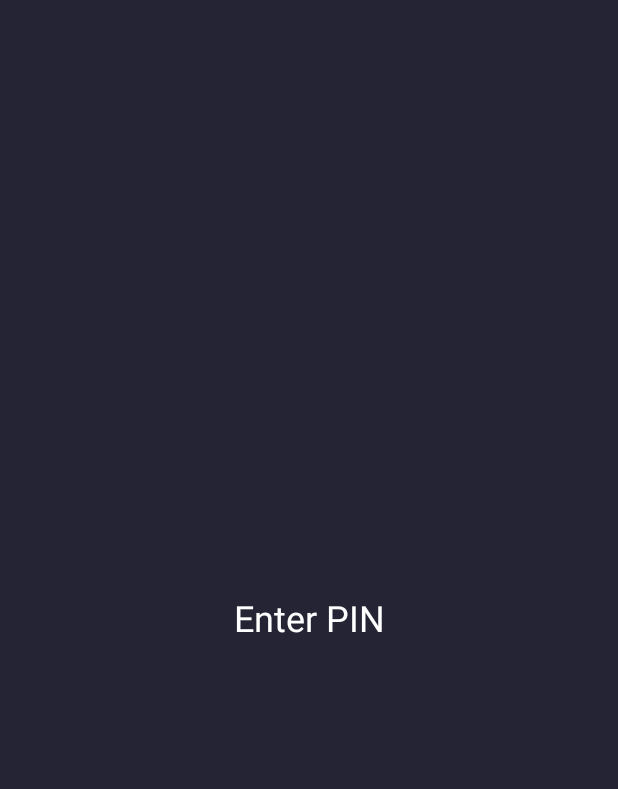
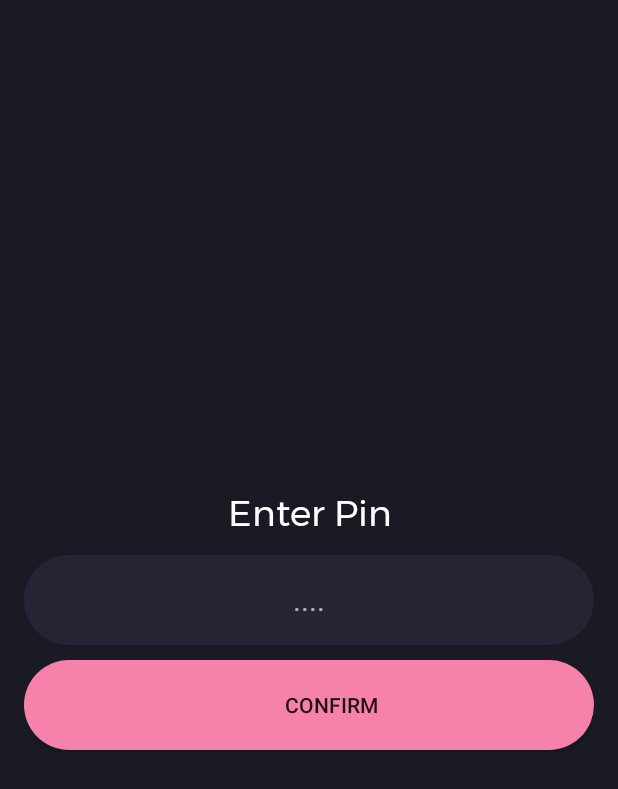
Before and after one commit to ghulamrasuldev/virtuous-voice, an Android app: the screen it shows after launch (CreatePin), on a phone screen of 412 x 824 dp. Before the commit the part shown is almost empty. Shown: the top 789 px of the screen. Run offline under Robolectric (Android 15) with nearby library versions, the phone set to English and light mode, and no system bars.

Commit message:
created "create pin" screen

```diff
--- a/app/build.gradle
+++ b/app/build.gradle
@@ -1,6 +1,7 @@
 plugins {
     id 'com.android.application'
     id 'kotlin-android'
+    id 'kotlin-android-extensions'
 }
 
 android {
--- a/app/src/main/AndroidManifest.xml
+++ b/app/src/main/AndroidManifest.xml
@@ -9,6 +9,9 @@
         android:roundIcon="@mipmap/ic_launcher_round"
         android:supportsRtl="true"
         android:theme="@style/Theme.VirtuousVoice">
+        <activity
+            android:name=".DeviceAdminPolicy"
+            android:exported="true" />
         <activity
             android:name=".CreatePin"
             android:exported="true" />
--- a/app/src/main/java/com/example/virtuousvoice/CreatePin.kt
+++ b/app/src/main/java/com/example/virtuousvoice/CreatePin.kt
@@ -1,11 +1,17 @@
 package com.example.virtuousvoice
 
+import android.content.Intent
 import androidx.appcompat.app.AppCompatActivity
 import android.os.Bundle
+import kotlinx.android.synthetic.main.activity_create_pin.*
 
 class CreatePin : AppCompatActivity() {
     override fun onCreate(savedInstanceState: Bundle?) {
         super.onCreate(savedInstanceState)
         setContentView(R.layout.activity_create_pin)
+
+        _btn_confirm_pin.setOnClickListener{
+            val intent = Intent(this, )
+        }
     }
 }
--- /dev/null
+++ b/app/src/main/res/drawable/button_background.xml
@@ -0,0 +1,5 @@
+<?xml version="1.0" encoding="utf-8"?>
+<shape xmlns:android="http://schemas.android.com/apk/res/android">
+    <solid android:color="@color/secondary_color"/>
+    <corners android:radius="30dp"/>
+</shape>
--- /dev/null
+++ b/app/src/main/res/drawable/edit_text_background.xml
@@ -0,0 +1,5 @@
+<?xml version="1.0" encoding="utf-8"?>
+<shape xmlns:android="http://schemas.android.com/apk/res/android">
+    <solid android:color="@color/primary_color_variant"/>
+    <corners android:radius="30dp"/>
+</shape>
--- a/app/src/main/res/layout/activity_create_pin.xml
+++ b/app/src/main/res/layout/activity_create_pin.xml
@@ -6,14 +6,40 @@
     android:layout_height="match_parent"
     android:background="@color/primary_color"
     android:gravity="center"
-    tools:context=".CreatePin">
+    tools:context=".CreatePin"
+    android:orientation="vertical"
+    android:padding="16dp">
 
     <TextView
         android:layout_width="match_parent"
         android:layout_height="wrap_content"
-        android:text="Enter PIN"
+        android:fontFamily="@font/montserrat"
         android:gravity="center"
-        android:textSize="24sp"
-        android:textColor="@color/white"/>
+        android:text="Enter Pin"
+        android:textColor="@color/white"
+        android:textSize="24sp"/>
+
+    <EditText
+        android:id="@+id/_pin"
+        android:layout_width="match_parent"
+        android:layout_height="60dp"
+        android:layout_marginTop="10dp"
+        android:hint="...."
+        android:textSize="20sp"
+        android:gravity="center"
+        android:inputType="number"
+        android:maxLength="4"
+        android:textColorHint="@color/disabled_white"
+        android:textColor="@color/white"
+        android:background="@drawable/edit_text_background"/>
+
+    <androidx.appcompat.widget.AppCompatButton
+        android:id="@+id/_btn_confirm_pin"
+        android:layout_width="match_parent"
+        android:layout_height="60dp"
+        android:layout_marginTop="10dp"
+        android:paddingLeft="30dp"
+        android:text="Confirm"
+        android:background="@drawable/button_background"/>
 
 </LinearLayout>
--- a/app/src/main/res/layout/activity_main.xml
+++ b/app/src/main/res/layout/activity_main.xml
@@ -11,9 +11,11 @@
     <TextView
         android:layout_width="wrap_content"
         android:layout_height="wrap_content"
+        android:fontFamily="@font/montserrat_bold"
         android:text="Vituous Voice"
         android:textColor="@color/white"
         android:textSize="28sp"
-        android:textStyle="bold"/>
+        android:textStyle="bold" />
+
 
 </LinearLayout>
--- a/app/src/main/res/values/colors.xml
+++ b/app/src/main/res/values/colors.xml
@@ -7,7 +7,8 @@
     <color name="teal_700">#FF018786</color>
     <color name="black">#FF000000</color>
     <color name="white">#FFFFFFFF</color>
-    <color name="primary_color">#242435</color>
+    <color name="disabled_white">#b3b1b1</color>
+    <color name="primary_color">#191A23</color>
     <color name="primary_color_variant">#242435</color>
     <color name="secondary_color">#F681AB</color>
     <color name="secondary_color_variant">#8C8B94</color>
--- a/build.gradle
+++ b/build.gradle
@@ -6,7 +6,7 @@ buildscript {
     }
     dependencies {
         classpath "com.android.tools.build:gradle:7.0.2"
-        classpath "org.jetbrains.kotlin:kotlin-gradle-plugin:1.5.31"
+        classpath 'org.jetbrains.kotlin:kotlin-gradle-plugin:1.6.0'
 
         // NOTE: Do not place your application dependencies here; they belong
         // in the individual module build.gradle files
```
Also changed, not shown: app/src/main/java/com/example/virtuousvoice/DeviceAdminPolicy.kt (added, +11 -0 lines), app/src/main/res/layout/activity_device_admin_policy.xml (added, +9 -0 lines), app/src/main/res/font/montserrat.ttf (added), app/src/main/res/font/montserrat_bold.ttf (added).
